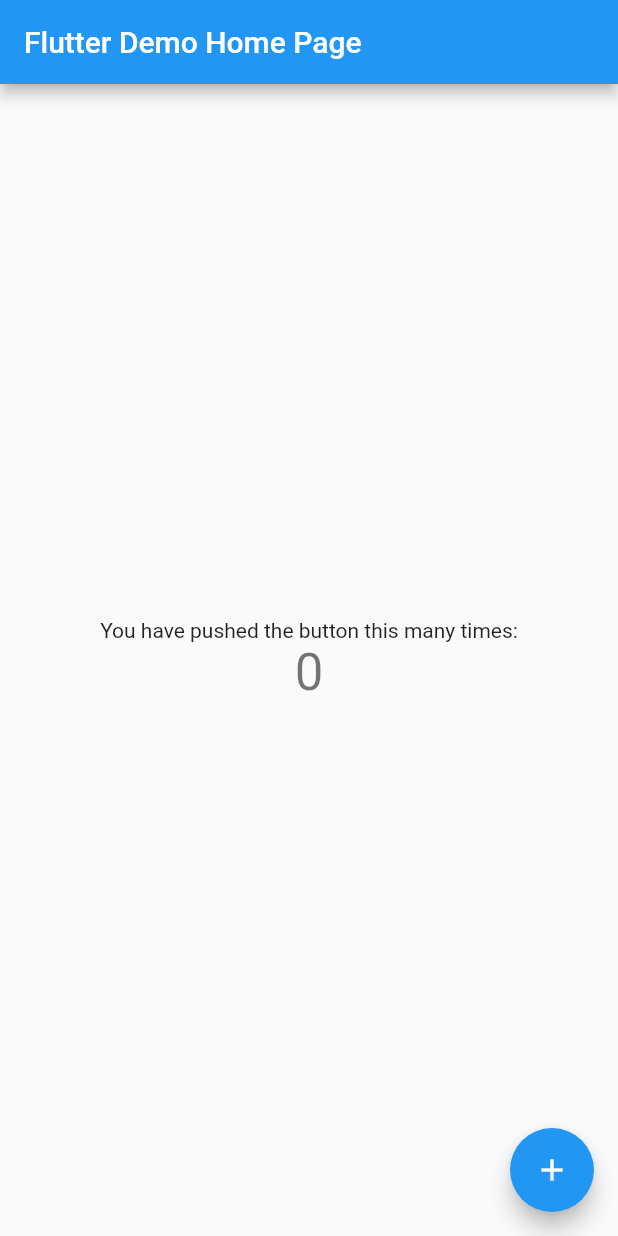
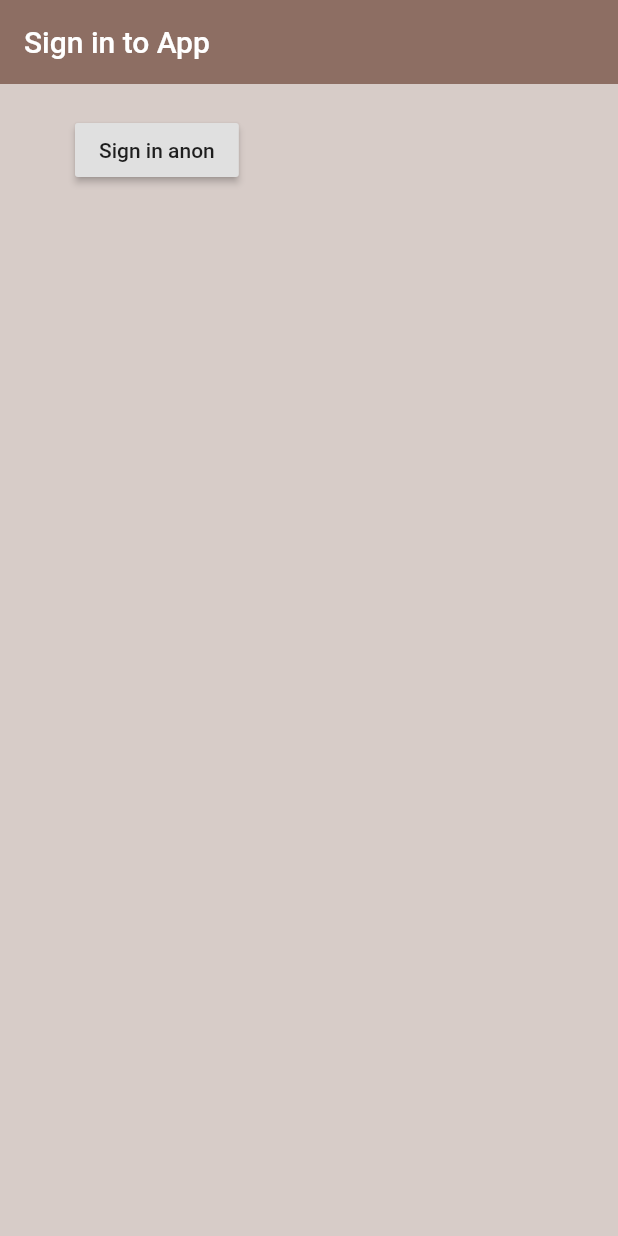
Before and after one commit to miyamot0/CCC_math_facts_flutter, a Flutter app: the screen it shows after launch, on a phone screen of 412 x 824 dp. Run offline on Flutter 3.47's test engine with Material 2 defaults, Android fonts, the phone set to English and light mode, and no system bars; our stand-ins replace firebase_auth, firebase_core; accounts and stored records are empty.

Commit message:
Add in anon

```diff
--- a/lib/main.dart
+++ b/lib/main.dart
@@ -1,6 +1,11 @@
+import 'package:covcopcomp_math_fact/screens/wrapper.dart';
+import 'package:firebase_auth/firebase_auth.dart';
+import 'package:firebase_core/firebase_core.dart';
 import 'package:flutter/material.dart';
 
-void main() {
+void main() async {
+  WidgetsFlutterBinding.ensureInitialized();
+  await Firebase.initializeApp();
   runApp(const MyApp());
 }
 
@@ -11,105 +16,7 @@ class MyApp extends StatelessWidget {
   @override
   Widget build(BuildContext context) {
     return MaterialApp(
-      title: 'Flutter Demo',
-      theme: ThemeData(
-        // This is the theme of your application.
-        //
-        // Try running your application with "flutter run". You'll see the
-        // application has a blue toolbar. Then, without quitting the app, try
-        // changing the primarySwatch below to Colors.green and then invoke
-        // "hot reload" (press "r" in the console where you ran "flutter run",
-        // or simply save your changes to "hot reload" in a Flutter IDE).
-        // Notice that the counter didn't reset back to zero; the application
-        // is not restarted.
-        primarySwatch: Colors.blue,
-      ),
-      home: const MyHomePage(title: 'Flutter Demo Home Page'),
+      home: Wrapper(),
     );
   }
 }
-
-class MyHomePage extends StatefulWidget {
-  const MyHomePage({Key? key, required this.title}) : super(key: key);
-
-  // This widget is the home page of your application. It is stateful, meaning
-  // that it has a State object (defined below) that contains fields that affect
-  // how it looks.
-
-  // This class is the configuration for the state. It holds the values (in this
-  // case the title) provided by the parent (in this case the App widget) and
-  // used by the build method of the State. Fields in a Widget subclass are
-  // always marked "final".
-
-  final String title;
-
-  @override
-  State<MyHomePage> createState() => _MyHomePageState();
-}
-
-class _MyHomePageState extends State<MyHomePage> {
-  int _counter = 0;
-
-  void _incrementCounter() {
-    setState(() {
-      // This call to setState tells the Flutter framework that something has
-      // changed in this State, which causes it to rerun the build method below
-      // so that the display can reflect the updated values. If we changed
-      // _counter without calling setState(), then the build method would not be
-      // called again, and so nothing would appear to happen.
-      _counter++;
-    });
-  }
-
-  @override
-  Widget build(BuildContext context) {
-    // This method is rerun every time setState is called, for instance as done
-    // by the _incrementCounter method above.
-    //
-    // The Flutter framework has been optimized to make rerunning build methods
-    // fast, so that you can just rebuild anything that needs updating rather
-    // than having to individually change instances of widgets.
-    return Scaffold(
-      appBar: AppBar(
-        // Here we take the value from the MyHomePage object that was created by
-        // the App.build method, and use it to set our appbar title.
-        title: Text(widget.title),
-      ),
-      body: Center(
-        // Center is a layout widget. It takes a single child and positions it
-        // in the middle of the parent.
-        child: Column(
-          // Column is also a layout widget. It takes a list of children and
-          // arranges them vertically. By default, it sizes itself to fit its
-          // children horizontally, and tries to be as tall as its parent.
-          //
-          // Invoke "debug painting" (press "p" in the console, choose the
-          // "Toggle Debug Paint" action from the Flutter Inspector in Android
-          // Studio, or the "Toggle Debug Paint" command in Visual Studio Code)
-          // to see the wireframe for each widget.
-          //
-          // Column has various properties to control how it sizes itself and
-          // how it positions its children. Here we use mainAxisAlignment to
-          // center the children vertically; the main axis here is the vertical
-          // axis because Columns are vertical (the cross axis would be
-          // horizontal).
-          mainAxisAlignment: MainAxisAlignment.center,
-          children: <Widget>[
-            const Text(
-              'You have pushed the button this many times:',
-            ),
-            Text(
-              '$_counter',
-              style: Theme.of(context).textTheme.headline4,
-            ),
-          ],
-        ),
-      ),
-      floatingActionButton: FloatingActionButton(
-        onPressed: _incrementCounter,
-        tooltip: 'Increment',
-        child: const Icon(Icons.add),
-      ), // This trailing comma makes auto-formatting nicer for build methods.
-    );
-  }
-}
--- /dev/null
+++ b/lib/screens/authenticate/authenticate.dart
@@ -0,0 +1,18 @@
+import 'package:covcopcomp_math_fact/screens/authenticate/sign_in.dart';
+import 'package:flutter/material.dart';
+
+class Authenticate extends StatefulWidget {
+  const Authenticate({Key? key}) : super(key: key);
+
+  @override
+  _AuthenticateState createState() => _AuthenticateState();
+}
+
+class _AuthenticateState extends State<Authenticate> {
+  @override
+  Widget build(BuildContext context) {
+    return Container(
+      child: SignIn(),
+    );
+  }
+}
--- /dev/null
+++ b/lib/screens/authenticate/sign_in.dart
@@ -0,0 +1,41 @@
+import 'package:covcopcomp_math_fact/services/auth.dart';
+import 'package:flutter/material.dart';
+
+class SignIn extends StatefulWidget {
+  const SignIn({Key? key}) : super(key: key);
+
+  @override
+  _SignInState createState() => _SignInState();
+}
+
+class _SignInState extends State<SignIn> {
+  final AuthService _auth = AuthService();
+
+  @override
+  Widget build(BuildContext context) {
+    return Scaffold(
+      backgroundColor: Colors.brown[100],
+      appBar: AppBar(
+        backgroundColor: Colors.brown[400],
+        elevation: 0.0,
+        title: const Text('Sign in to App'),
+      ),
+      body: Container(
+        padding: const EdgeInsets.symmetric(vertical: 20.0, horizontal: 50.0),
+        child: RaisedButton(
+          child: Text('Sign in anon'),
+          onPressed: () async {
+            dynamic result = await _auth.signInAnonymous();
+
+            if (result == null) {
+              print('err signing in');
+            } else {
+              print('signed in');
+              print(result);
+            }
+          },
+        ),
+      ),
+    );
+  }
+}
--- /dev/null
+++ b/lib/screens/wrapper.dart
@@ -0,0 +1,13 @@
+import 'package:covcopcomp_math_fact/screens/authenticate/authenticate.dart';
+import 'package:covcopcomp_math_fact/screens/home/home.dart';
+import 'package:flutter/material.dart';
+
+class Wrapper extends StatelessWidget {
+  const Wrapper({Key? key}) : super(key: key);
+
+  @override
+  Widget build(BuildContext context) {
+    // return home or auth
+    return Authenticate();
+  }
+}
--- a/pubspec.yaml
+++ b/pubspec.yaml
@@ -34,6 +34,9 @@ dependencies:
   # The following adds the Cupertino Icons font to your application.
   # Use with the CupertinoIcons class for iOS style icons.
   cupertino_icons: ^1.0.2
+  firebase_auth: ^3.3.7
+  cloud_firestore: ^3.1.8
+  firebase_core: ^1.12.0
 
 dev_dependencies:
   flutter_test:
```
Also changed, not shown: lib/screens/home/home.dart (added, +12 -0 lines), lib/services/auth.dart (added, +26 -0 lines), pubspec.lock, 1 other file.
